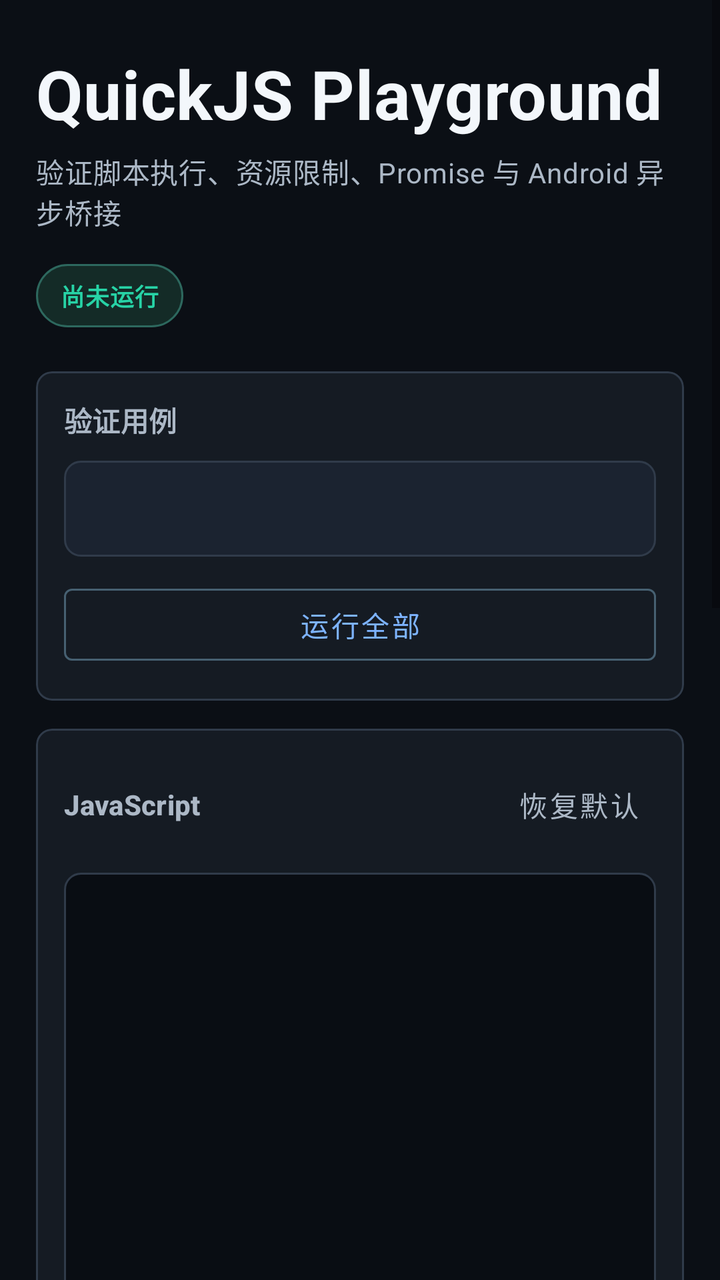
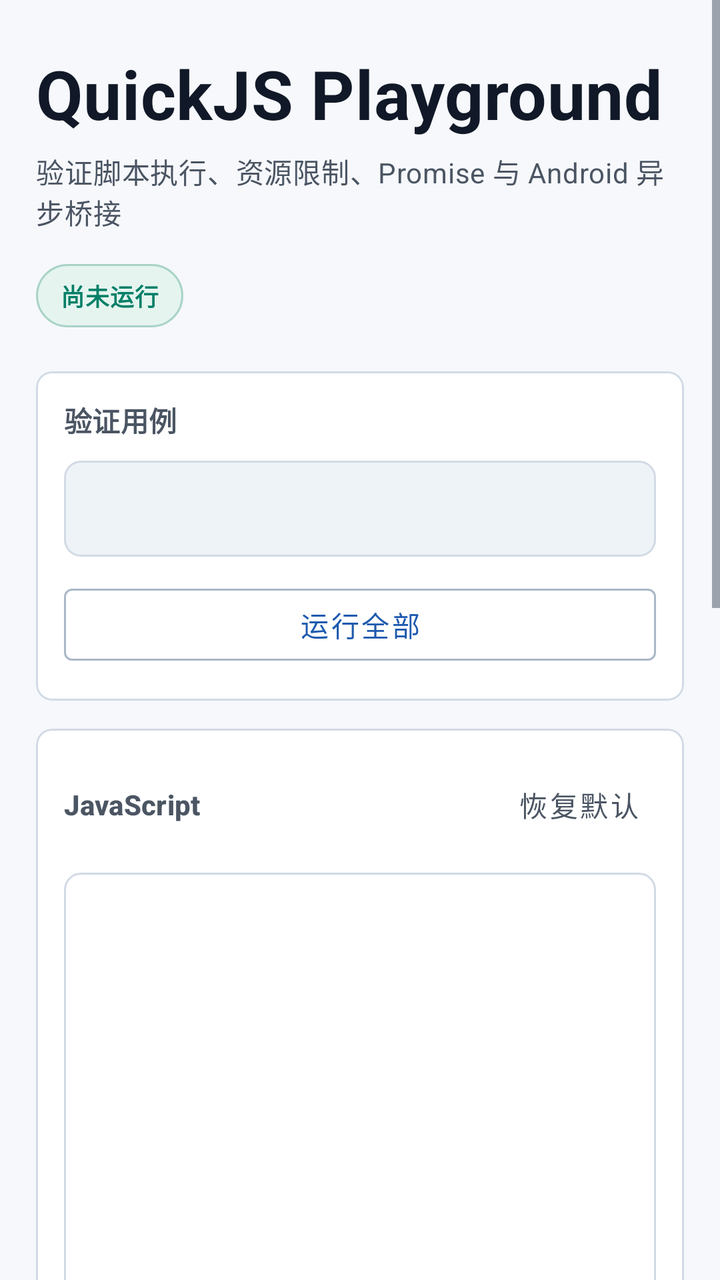

Before-and-after screenshots of an Android layout around one commit, followed by the original layout XML and the change that was made.
<!-- AndroidManifest.xml: another module's application theme Theme.Androidsketches -->
<!-- res/layout/activity_quickjs_playground.xml -->
<?xml version="1.0" encoding="utf-8"?>
<ScrollView xmlns:android="http://schemas.android.com/apk/res/android"
    xmlns:app="http://schemas.android.com/apk/res-auto"
    xmlns:tools="http://schemas.android.com/tools"
    android:layout_width="match_parent"
    android:layout_height="match_parent"
    android:background="@color/qjs_background"
    android:fillViewport="true">

    <LinearLayout
        android:layout_width="match_parent"
        android:layout_height="wrap_content"
        android:orientation="vertical"
        android:paddingStart="18dp"
        android:paddingTop="24dp"
        android:paddingEnd="18dp"
        android:paddingBottom="28dp">

        <TextView
            android:layout_width="match_parent"
            android:layout_height="wrap_content"
            android:text="@string/quickjs_title"
            android:textAppearance="@style/TextAppearance.MaterialComponents.Headline4"
            android:textColor="@color/qjs_text_primary"
            android:textStyle="bold" />

        <TextView
            android:layout_width="match_parent"
            android:layout_height="wrap_content"
            android:layout_marginTop="6dp"
            android:text="@string/quickjs_summary"
            android:textAppearance="@style/TextAppearance.MaterialComponents.Body2"
            android:textColor="@color/qjs_text_secondary" />

        <TextView
            android:id="@+id/statusView"
            android:layout_width="wrap_content"
            android:layout_height="wrap_content"
            android:layout_marginTop="16dp"
            android:background="@drawable/bg_qjs_status"
            android:text="@string/quickjs_status_idle"
            android:textAppearance="@style/TextAppearance.MaterialComponents.Caption"
            android:textColor="@color/qjs_primary"
            android:textStyle="bold" />

        <com.google.android.material.card.MaterialCardView
            android:layout_width="match_parent"
            android:layout_height="wrap_content"
            android:layout_marginTop="22dp"
            app:cardBackgroundColor="@color/qjs_surface"
            app:cardCornerRadius="8dp"
            app:cardElevation="0dp"
            app:strokeColor="@color/qjs_outline"
            app:strokeWidth="1dp">

            <LinearLayout
                android:layout_width="match_parent"
                android:layout_height="wrap_content"
                android:orientation="vertical"
                android:padding="14dp">

                <TextView
                    android:layout_width="match_parent"
                    android:layout_height="wrap_content"
            android:text="@string/quickjs_case_label"
                    android:textAppearance="@style/TextAppearance.MaterialComponents.Subtitle2"
                    android:textColor="@color/qjs_text_secondary"
                    android:textStyle="bold" />

                <Spinner
                    android:id="@+id/caseSpinner"
                    android:layout_width="match_parent"
                    android:layout_height="48dp"
                    android:layout_marginTop="10dp"
                    android:background="@drawable/bg_qjs_field"
                    android:paddingStart="2dp"
                    android:paddingEnd="2dp"
                    android:popupBackground="@color/qjs_surface_alt" />

                <Button
                    android:id="@+id/runAllButton"
                    style="@style/Widget.MaterialComponents.Button.OutlinedButton"
                    android:layout_width="match_parent"
                    android:layout_height="wrap_content"
                    android:layout_marginTop="10dp"
                    android:text="@string/quickjs_run_all"
                    android:textColor="@color/qjs_blue"
                    app:strokeColor="@color/qjs_outline_strong" />
            </LinearLayout>
        </com.google.android.material.card.MaterialCardView>

        <com.google.android.material.card.MaterialCardView
            android:layout_width="match_parent"
            android:layout_height="wrap_content"
            android:layout_marginTop="14dp"
            app:cardBackgroundColor="@color/qjs_surface"
            app:cardCornerRadius="8dp"
            app:cardElevation="0dp"
            app:strokeColor="@color/qjs_outline"
            app:strokeWidth="1dp">

            <LinearLayout
                android:layout_width="match_parent"
                android:layout_height="wrap_content"
                android:orientation="vertical"
                android:padding="14dp">

                <LinearLayout
                    android:layout_width="match_parent"
                    android:layout_height="wrap_content"
                    android:gravity="center_vertical"
                    android:orientation="horizontal">

                    <TextView
                        android:layout_width="0dp"
                        android:layout_height="wrap_content"
                        android:layout_weight="1"
                        android:labelFor="@id/sourceEditor"
                        android:text="@string/quickjs_source_label"
                        android:textAppearance="@style/TextAppearance.MaterialComponents.Subtitle2"
                        android:textColor="@color/qjs_text_secondary"
                        android:textStyle="bold" />

                    <Button
                        android:id="@+id/resetButton"
                        style="@style/Widget.MaterialComponents.Button.TextButton"
                        android:layout_width="wrap_content"
                        android:layout_height="wrap_content"
                        android:minWidth="0dp"
                        android:text="@string/quickjs_reset"
                        android:textColor="@color/qjs_text_secondary" />
                </LinearLayout>

                <EditText
                    android:id="@+id/sourceEditor"
                    android:layout_width="match_parent"
                    android:layout_height="260dp"
                    android:layout_marginTop="10dp"
                    android:background="@drawable/bg_qjs_editor"
                    android:fontFamily="monospace"
                    android:gravity="top|start"
                    android:inputType="textMultiLine|textNoSuggestions"
                    android:padding="14dp"
                    android:scrollbars="vertical"
                    android:textColor="@color/qjs_text_primary"
                    android:textColorHint="@color/qjs_text_muted"
                    android:textCursorDrawable="@null"
                    android:textSize="13sp" />

                <LinearLayout
                    android:layout_width="match_parent"
                    android:layout_height="wrap_content"
                    android:layout_marginTop="12dp"
                    android:gravity="end"
                    android:orientation="horizontal"
                    tools:ignore="ButtonStyle">

                    <Button
                        android:id="@+id/runButton"
                        android:layout_width="wrap_content"
                        android:layout_height="wrap_content"
                        android:text="@string/quickjs_run"
                        android:textColor="@color/qjs_background"
                        app:backgroundTint="@color/qjs_primary" />

                    <Button
                        android:id="@+id/stopButton"
                        style="@style/Widget.MaterialComponents.Button.OutlinedButton"
                        android:layout_width="wrap_content"
                        android:layout_height="wrap_content"
                        android:layout_marginStart="8dp"
                        android:enabled="false"
                        android:text="@string/quickjs_stop"
                        android:textColor="@color/qjs_danger"
                        app:strokeColor="@color/qjs_danger" />
                </LinearLayout>
            </LinearLayout>
        </com.google.android.material.card.MaterialCardView>

        <com.google.android.material.card.MaterialCardView
            android:layout_width="match_parent"
            android:layout_height="wrap_content"
            android:layout_marginTop="14dp"
            app:cardBackgroundColor="@color/qjs_surface"
            app:cardCornerRadius="8dp"
            app:cardElevation="0dp"
            app:strokeColor="@color/qjs_outline"
            app:strokeWidth="1dp">

            <LinearLayout
                android:layout_width="match_parent"
                android:layout_height="wrap_content"
                android:orientation="vertical"
                android:padding="14dp">

                <TextView
                    android:layout_width="match_parent"
                    android:layout_height="wrap_content"
                    android:text="@string/quickjs_limits_label"
                    android:textAppearance="@style/TextAppearance.MaterialComponents.Subtitle2"
                    android:textColor="@color/qjs_text_secondary"
                    android:textStyle="bold" />

                <LinearLayout
                    android:layout_width="match_parent"
                    android:layout_height="wrap_content"
                    android:layout_marginTop="10dp"
                    android:orientation="horizontal">

                    <EditText
                        android:id="@+id/timeoutEditor"
                        android:layout_width="0dp"
                        android:layout_height="48dp"
                        android:layout_weight="1"
                        android:background="@drawable/bg_qjs_field"
                        android:hint="@string/quickjs_timeout_hint"
                        android:inputType="number"
                        android:singleLine="true"
                        android:textColor="@color/qjs_text_primary"
                        android:textColorHint="@color/qjs_text_muted"
                        android:textCursorDrawable="@null"
                        android:textSize="13sp" />

                    <EditText
                        android:id="@+id/memoryEditor"
                        android:layout_width="0dp"
                        android:layout_height="48dp"
                        android:layout_marginStart="8dp"
                        android:layout_weight="1"
                        android:background="@drawable/bg_qjs_field"
                        android:hint="@string/quickjs_memory_hint"
                        android:inputType="number"
                        android:singleLine="true"
                        android:textColor="@color/qjs_text_primary"
                        android:textColorHint="@color/qjs_text_muted"
                        android:textCursorDrawable="@null"
                        android:textSize="13sp" />

                    <EditText
                        android:id="@+id/stackEditor"
                        android:layout_width="0dp"
                        android:layout_height="48dp"
                        android:layout_marginStart="8dp"
                        android:layout_weight="1"
                        android:background="@drawable/bg_qjs_field"
                        android:hint="@string/quickjs_stack_hint"
                        android:inputType="number"
                        android:singleLine="true"
                        android:textColor="@color/qjs_text_primary"
                        android:textColorHint="@color/qjs_text_muted"
                        android:textCursorDrawable="@null"
                        android:textSize="13sp" />
                </LinearLayout>
            </LinearLayout>
        </com.google.android.material.card.MaterialCardView>

        <TextView
            android:layout_width="match_parent"
            android:layout_height="wrap_content"
            android:layout_marginTop="22dp"
            android:text="@string/quickjs_output_label"
            android:textAppearance="@style/TextAppearance.MaterialComponents.Subtitle2"
            android:textColor="@color/qjs_text_secondary"
            android:textStyle="bold" />

        <com.google.android.material.card.MaterialCardView
            android:layout_width="match_parent"
            android:layout_height="wrap_content"
            android:layout_marginTop="10dp"
            app:cardBackgroundColor="@color/qjs_surface"
            app:cardCornerRadius="8dp"
            app:cardElevation="0dp"
            app:strokeColor="@color/qjs_outline"
            app:strokeWidth="1dp">

            <LinearLayout
                android:layout_width="match_parent"
                android:layout_height="wrap_content"
                android:orientation="vertical"
                android:padding="14dp">

                <TextView
                    android:layout_width="match_parent"
                    android:layout_height="wrap_content"
                    android:text="@string/quickjs_result_label"
                    android:textAppearance="@style/TextAppearance.MaterialComponents.Caption"
                    android:textColor="@color/qjs_blue"
                    android:textStyle="bold" />

                <TextView
                    android:id="@+id/resultView"
                    android:layout_width="match_parent"
                    android:layout_height="wrap_content"
                    android:layout_marginTop="8dp"
                    android:background="@drawable/bg_qjs_output"
                    android:fontFamily="monospace"
                    android:minHeight="72dp"
                    android:padding="12dp"
                    android:textColor="@color/qjs_text_primary"
                    android:textIsSelectable="true"
                    android:textSize="13sp" />
            </LinearLayout>
        </com.google.android.material.card.MaterialCardView>

        <com.google.android.material.card.MaterialCardView
            android:layout_width="match_parent"
            android:layout_height="wrap_content"
            android:layout_marginTop="12dp"
            app:cardBackgroundColor="@color/qjs_surface"
            app:cardCornerRadius="8dp"
            app:cardElevation="0dp"
            app:strokeColor="@color/qjs_outline"
            app:strokeWidth="1dp">

            <LinearLayout
                android:layout_width="match_parent"
                android:layout_height="wrap_content"
                android:orientation="vertical"
                android:padding="14dp">

                <TextView
                    android:layout_width="match_parent"
                    android:layout_height="wrap_content"
                    android:text="@string/quickjs_console_label"
                    android:textAppearance="@style/TextAppearance.MaterialComponents.Caption"
                    android:textColor="@color/qjs_primary"
                    android:textStyle="bold" />

                <TextView
                    android:id="@+id/consoleView"
                    android:layout_width="match_parent"
                    android:layout_height="wrap_content"
                    android:layout_marginTop="8dp"
                    android:background="@drawable/bg_qjs_output"
                    android:fontFamily="monospace"
                    android:minHeight="72dp"
                    android:padding="12dp"
                    android:textColor="@color/qjs_text_primary"
                    android:textIsSelectable="true"
                    android:textSize="13sp" />
            </LinearLayout>
        </com.google.android.material.card.MaterialCardView>

        <com.google.android.material.card.MaterialCardView
            android:layout_width="match_parent"
            android:layout_height="wrap_content"
            android:layout_marginTop="12dp"
            app:cardBackgroundColor="@color/qjs_surface"
            app:cardCornerRadius="8dp"
            app:cardElevation="0dp"
            app:strokeColor="@color/qjs_outline"
            app:strokeWidth="1dp">

            <LinearLayout
                android:layout_width="match_parent"
                android:layout_height="wrap_content"
                android:orientation="vertical"
                android:padding="14dp">

                <TextView
                    android:layout_width="match_parent"
                    android:layout_height="wrap_content"
                    android:text="@string/quickjs_metrics_label"
                    android:textAppearance="@style/TextAppearance.MaterialComponents.Caption"
                    android:textColor="@color/qjs_warning"
                    android:textStyle="bold" />

                <TextView
                    android:id="@+id/metricsView"
                    android:layout_width="match_parent"
                    android:layout_height="wrap_content"
                    android:layout_marginTop="8dp"
                    android:background="@drawable/bg_qjs_output"
                    android:fontFamily="monospace"
                    android:minHeight="48dp"
                    android:padding="12dp"
                    android:textColor="@color/qjs_text_primary"
                    android:textIsSelectable="true"
                    android:textSize="13sp" />
            </LinearLayout>
        </com.google.android.material.card.MaterialCardView>
    </LinearLayout>
</ScrollView>
<!-- resources referenced by this layout -->
<resources>
  <color name="qjs_background">#0B0F15</color>
  <color name="qjs_blue">#7DB3FF</color>
  <color name="qjs_danger">#FF7B90</color>
  <color name="qjs_outline">#303B4A</color>
  <color name="qjs_outline_strong">#466071</color>
  <color name="qjs_primary">#27D3A6</color>
  <color name="qjs_surface">#151B23</color>
  <color name="qjs_surface_alt">#1B2330</color>
  <color name="qjs_text_muted">#748395</color>
  <color name="qjs_text_primary">#F3F7FB</color>
  <color name="qjs_text_secondary">#ACB8C6</color>
  <color name="qjs_warning">#F6C96D</color>
  <!-- drawable bg_qjs_output (drawable) -->
  <?xml version="1.0" encoding="utf-8"?>
  <shape xmlns:android="http://schemas.android.com/apk/res/android">
      <solid android:color="#10161E" />
      <stroke
          android:width="1dp"
          android:color="@color/qjs_outline" />
      <corners android:radius="8dp" />
  </shape>
  <!-- drawable bg_qjs_status (drawable) -->
  <?xml version="1.0" encoding="utf-8"?>
  <shape xmlns:android="http://schemas.android.com/apk/res/android">
      <solid android:color="#142B27" />
      <stroke
          android:width="1dp"
          android:color="#2D685E" />
      <corners android:radius="999dp" />
      <padding
          android:left="12dp"
          android:top="7dp"
          android:right="12dp"
          android:bottom="7dp" />
  </shape>
  <string name="quickjs_output_label">输出</string>
  <string name="quickjs_reset">恢复默认</string>
  <string name="quickjs_result_label">结果</string>
  <string name="quickjs_run">运行</string>
  <string name="quickjs_run_all">运行全部</string>
  <string name="quickjs_stop">停止</string>
  <style name="Theme.Androidsketches" parent="Theme.MaterialComponents.DayNight.NoActionBar">
          <item name="colorPrimary">@color/color_primary</item>
          <item name="colorPrimaryVariant">@color/color_primary_variant</item>
          <item name="colorOnPrimary">@color/color_on_primary</item>
          <item name="colorSecondary">@color/color_secondary</item>
          <item name="colorSecondaryVariant">@color/color_secondary_variant</item>
          <item name="colorOnSecondary">@color/color_on_secondary</item>
          <item name="colorSurface">@color/color_surface</item>
          <item name="colorBackgroundFloating">@color/color_background_elevated</item>
          <item name="android:windowBackground">@color/color_background</item>
          <item name="android:statusBarColor" tools:targetApi="l">?attr/colorPrimaryVariant</item>
          <item name="android:navigationBarColor" tools:targetApi="o_mr1">@color/color_background</item>
      </style>
  <color name="qjs_editor">#090D13</color>
  <color name="color_primary">#26D0A8</color>
  <color name="color_primary_variant">#172D2B</color>
  <color name="color_on_primary">#061312</color>
  <color name="color_secondary">#6EA8FF</color>
  <color name="color_secondary_variant">#3D73D8</color>
  <color name="color_on_secondary">#07111F</color>
  <color name="color_surface">#171C24</color>
  <color name="color_background_elevated">#202733</color>
  <color name="color_background">#0C1016</color>
  <!-- unchanged entries left out for length: 13 -->
</resources>

<!-- the commit's change to res/layout/activity_quickjs_playground.xml (unified diff, before → after) -->
@@ -160,7 +160,7 @@
                         android:layout_width="wrap_content"
                         android:layout_height="wrap_content"
                         android:text="@string/quickjs_run"
-                        android:textColor="@color/qjs_background"
+                        android:textColor="@color/qjs_on_primary"
                         app:backgroundTint="@color/qjs_primary" />
 
                     <Button
<!-- resource entries referenced after the edit -->
@@ -1,21 +1,22 @@
 <!-- resources referenced by this layout -->
 <resources>
-  <color name="qjs_background">#0B0F15</color>
-  <color name="qjs_blue">#7DB3FF</color>
-  <color name="qjs_danger">#FF7B90</color>
-  <color name="qjs_outline">#303B4A</color>
-  <color name="qjs_outline_strong">#466071</color>
-  <color name="qjs_primary">#27D3A6</color>
-  <color name="qjs_surface">#151B23</color>
-  <color name="qjs_surface_alt">#1B2330</color>
-  <color name="qjs_text_muted">#748395</color>
-  <color name="qjs_text_primary">#F3F7FB</color>
-  <color name="qjs_text_secondary">#ACB8C6</color>
-  <color name="qjs_warning">#F6C96D</color>
+  <color name="qjs_background">#F6F8FB</color>
+  <color name="qjs_blue">#1E5AAE</color>
+  <color name="qjs_danger">#BA2444</color>
+  <color name="qjs_on_primary">#FFFFFF</color>
+  <color name="qjs_outline">#D2DAE5</color>
+  <color name="qjs_outline_strong">#AAB8C8</color>
+  <color name="qjs_primary">#007F67</color>
+  <color name="qjs_surface">#FFFFFF</color>
+  <color name="qjs_surface_alt">#EEF3F8</color>
+  <color name="qjs_text_muted">#6B7280</color>
+  <color name="qjs_text_primary">#111827</color>
+  <color name="qjs_text_secondary">#4B5563</color>
+  <color name="qjs_warning">#8A5A00</color>
   <!-- drawable bg_qjs_output (drawable) -->
   <?xml version="1.0" encoding="utf-8"?>
   <shape xmlns:android="http://schemas.android.com/apk/res/android">
-      <solid android:color="#10161E" />
+      <solid android:color="@color/qjs_output" />
       <stroke
           android:width="1dp"
           android:color="@color/qjs_outline" />
@@ -24,10 +25,10 @@
   <!-- drawable bg_qjs_status (drawable) -->
   <?xml version="1.0" encoding="utf-8"?>
   <shape xmlns:android="http://schemas.android.com/apk/res/android">
-      <solid android:color="#142B27" />
+      <solid android:color="@color/qjs_status_surface" />
       <stroke
           android:width="1dp"
-          android:color="#2D685E" />
+          android:color="@color/qjs_status_outline" />
       <corners android:radius="999dp" />
       <padding
           android:left="12dp"
@@ -49,21 +50,33 @@
           <item name="colorSecondaryVariant">@color/color_secondary_variant</item>
           <item name="colorOnSecondary">@color/color_on_secondary</item>
           <item name="colorSurface">@color/color_surface</item>
+          <item name="colorOnSurface">@color/color_text_primary</item>
+          <item name="colorOnBackground">@color/color_text_primary</item>
           <item name="colorBackgroundFloating">@color/color_background_elevated</item>
+          <item name="android:colorBackground">@color/color_background</item>
+          <item name="android:textColorPrimary">@color/color_text_primary</item>
+          <item name="android:textColorSecondary">@color/color_text_secondary</item>
           <item name="android:windowBackground">@color/color_background</item>
           <item name="android:statusBarColor" tools:targetApi="l">?attr/colorPrimaryVariant</item>
           <item name="android:navigationBarColor" tools:targetApi="o_mr1">@color/color_background</item>
+          <item name="android:windowLightStatusBar" tools:targetApi="m">@bool/use_light_system_bars</item>
+          <item name="android:windowLightNavigationBar" tools:targetApi="o_mr1">@bool/use_light_system_bars</item>
       </style>
-  <color name="qjs_editor">#090D13</color>
-  <color name="color_primary">#26D0A8</color>
-  <color name="color_primary_variant">#172D2B</color>
-  <color name="color_on_primary">#061312</color>
-  <color name="color_secondary">#6EA8FF</color>
-  <color name="color_secondary_variant">#3D73D8</color>
-  <color name="color_on_secondary">#07111F</color>
-  <color name="color_surface">#171C24</color>
-  <color name="color_background_elevated">#202733</color>
-  <color name="color_background">#0C1016</color>
+  <color name="qjs_editor">#FFFFFF</color>
+  <color name="qjs_output">#FFFFFF</color>
+  <color name="qjs_status_surface">#E5F4EF</color>
+  <color name="qjs_status_outline">#A9D3C7</color>
+  <color name="color_primary">#007F67</color>
+  <color name="color_primary_variant">#E4F2EE</color>
+  <color name="color_on_primary">#FFFFFF</color>
+  <color name="color_secondary">#1E5AAE</color>
+  <color name="color_secondary_variant">#164A91</color>
+  <color name="color_on_secondary">#FFFFFF</color>
+  <color name="color_surface">#FFFFFF</color>
+  <color name="color_text_primary">#111827</color>
+  <color name="color_background_elevated">#EDF2F7</color>
+  <color name="color_background">#F6F8FB</color>
+  <color name="color_text_secondary">#4B5563</color>
   <!-- unchanged entries left out for length: 13 -->
 </resources>
 
